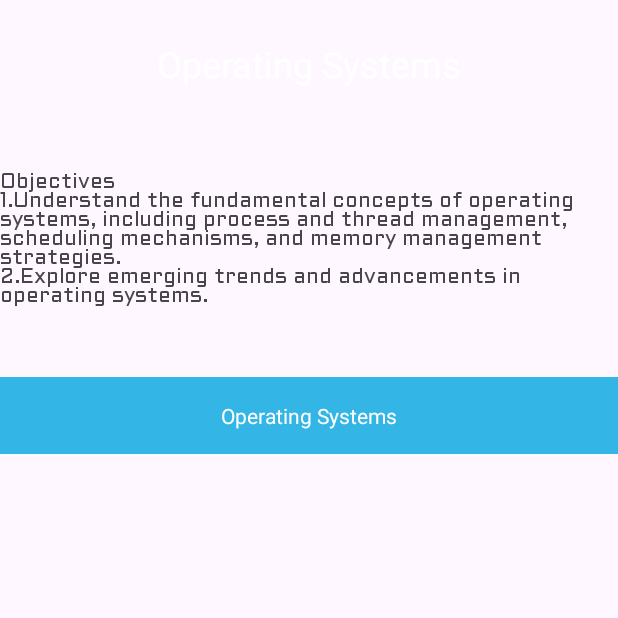
After one commit to CHAIGANESH/Text_Stream, an Android app: the os screen opened directly, with no data from a screen before it, on a phone screen of 412 x 824 dp, the top half of it. The commit adds this screen. Run offline under Robolectric (Android 15) with nearby library versions, the phone set to English and light mode, and no system bars.

Commit message:
made a basic design and implemented pdf functionalities

```diff
--- /dev/null
+++ b/app/src/main/java/com/example/textstream/os.java
@@ -0,0 +1,44 @@
+package com.example.textstream;
+
+import android.content.Intent;
+import android.graphics.Typeface;
+import android.os.Bundle;
+import android.view.View;
+import android.widget.Button;
+import android.widget.TextView;
+
+import androidx.activity.EdgeToEdge;
+import androidx.appcompat.app.AppCompatActivity;
+import androidx.core.content.res.ResourcesCompat;
+import androidx.core.graphics.Insets;
+import androidx.core.view.ViewCompat;
+import androidx.core.view.WindowInsetsCompat;
+
+public class os extends AppCompatActivity {
+    @Override
+    protected void onCreate(Bundle savedInstanceState) {
+        super.onCreate(savedInstanceState);
+        EdgeToEdge.enable(this);
+        setContentView(R.layout.os);
+
+        TextView sampleTextView = findViewById(R.id.objectives);
+        Typeface typeface = ResourcesCompat.getFont(this, R.font.myfont);
+        sampleTextView.setTypeface(typeface);
+        String cont="Objectives\n1.Understand the fundamental concepts of operating systems, including process and thread management, scheduling mechanisms, and memory management strategies.\n2.Explore emerging trends and advancements in operating systems.";
+        sampleTextView.setText(cont);
+
+        View pdf=findViewById(R.id.blockLayout);
+        pdf.setOnClickListener(new View.OnClickListener(){
+            @Override
+            public void onClick(View v){
+                Intent i=new Intent(os.this,PdfActivity.class);
+                i.putExtra("osbook", "Operating Systems.pdf");
+                startActivity(i);
+            }
+
+        });
+
+
+
+    }
+}
--- /dev/null
+++ b/app/src/main/res/layout/os.xml
@@ -0,0 +1,50 @@
+<?xml version="1.0" encoding="utf-8"?>
+<RelativeLayout xmlns:android="http://schemas.android.com/apk/res/android"
+    xmlns:app="http://schemas.android.com/apk/res-auto"
+    xmlns:tools="http://schemas.android.com/tools"
+    android:id="@+id/main"
+    android:layout_width="match_parent"
+    android:layout_height="match_parent"
+    tools:context=".os">
+
+    <TextView
+        android:id="@+id/titleTextView"
+        android:layout_width="match_parent"
+        android:layout_height="wrap_content"
+        android:layout_marginTop="10dp"
+        android:gravity="center"
+        android:padding="16dp"
+        android:text="Operating Systems"
+        android:textColor="@android:color/white"
+        android:textSize="24sp" />
+
+    <TextView
+        android:id="@+id/objectives"
+        android:layout_width="wrap_content"
+        android:layout_height="wrap_content"
+        android:layout_below="@+id/titleTextView"
+        android:layout_marginTop="36dp"
+        android:text="TextView"
+        tools:layout_editor_absoluteX="143dp"
+        tools:layout_editor_absoluteY="42dp" />
+
+    <LinearLayout
+        android:id="@+id/blockLayout"
+        android:layout_width="match_parent"
+        android:layout_height="wrap_content"
+        android:layout_below="@+id/objectives"
+        android:layout_marginTop="44dp"
+        android:background="@android:color/holo_blue_light"
+        android:gravity="center"
+        android:padding="16dp">
+
+        <TextView
+            android:id="@+id/osclick"
+            android:layout_width="wrap_content"
+            android:layout_height="wrap_content"
+            android:text="Operating Systems"
+            android:textColor="@android:color/white" />
+    </LinearLayout>
+
+
+</RelativeLayout>
```
Also changed, not shown: app/build.gradle.kts (+9 -1 lines), app/src/main/AndroidManifest.xml (+14 -0 lines), app/src/main/java/com/example/textstream/MainActivity.java (+37 -5 lines), app/src/main/java/com/example/textstream/PdfActivity.java (added, +190 -0 lines), app/src/main/java/com/example/textstream/cn.java (added, +24 -0 lines), app/src/main/res/layout/activity_main.xml (+21 -5 lines), app/src/main/res/layout/activity_pdf.xml (added, +52 -0 lines), app/src/main/res/layout/cn.xml (added, +10 -0 lines), app/src/main/res/font/myfont.ttf (added), build.gradle.kts (line endings or trailing spaces), gradle.properties (line endings or trailing spaces).
